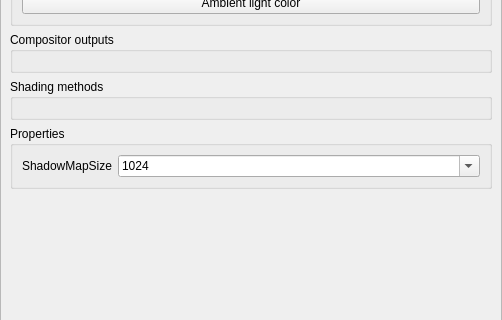
This is forms/Settings.ui in LMauricius/VitraeShowcase as Qt 5 draws it before an edit; both pictures show x 0 to 502 and y 315 to 635 of the 502 by 719 pixel window. The edited form follows.
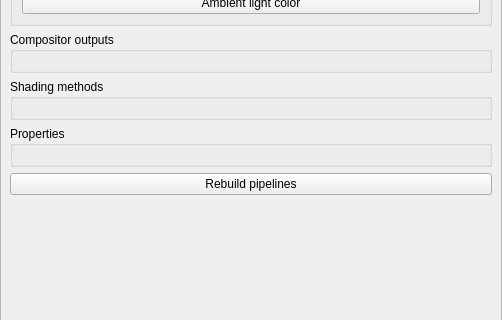
This is the edited form.

Commit message: Support for custom settings

```diff
--- a/forms/Settings.ui
+++ b/forms/Settings.ui
@@ -400,55 +400,14 @@
           <property name="title">
            <string>Properties</string>
           </property>
-          <layout class="QFormLayout" name="formLayout">
-           <item row="0" column="0">
-            <widget class="QLabel" name="label_14">
-             <property name="text">
-              <string>ShadowMapSize</string>
-             </property>
-            </widget>
-           </item>
-           <item row="0" column="1">
-            <widget class="QComboBox" name="shadowMapSize">
-             <property name="editable">
-              <bool>true</bool>
-             </property>
-             <property name="currentIndex">
-              <number>2</number>
-             </property>
-             <item>
-              <property name="text">
-               <string>256</string>
-              </property>
-             </item>
-             <item>
-              <property name="text">
-               <string>512</string>
-              </property>
-             </item>
-             <item>
-              <property name="text">
-               <string>1024</string>
-              </property>
-             </item>
-             <item>
-              <property name="text">
-               <string>2048</string>
-              </property>
-             </item>
-             <item>
-              <property name="text">
-               <string>4096</string>
-              </property>
-             </item>
-             <item>
-              <property name="text">
-               <string>8192</string>
-              </property>
-             </item>
-            </widget>
-           </item>
-          </layout>
+          <layout class="QFormLayout" name="settings_layout"/>
+         </widget>
+        </item>
+        <item>
+         <widget class="QPushButton" name="rebuildButton">
+          <property name="text">
+           <string>Rebuild pipelines</string>
+          </property>
          </widget>
         </item>
         <item>
```
Left out of the diff: 2 changed lines with no effect on the pictures. The commit also changes 5 other files.
